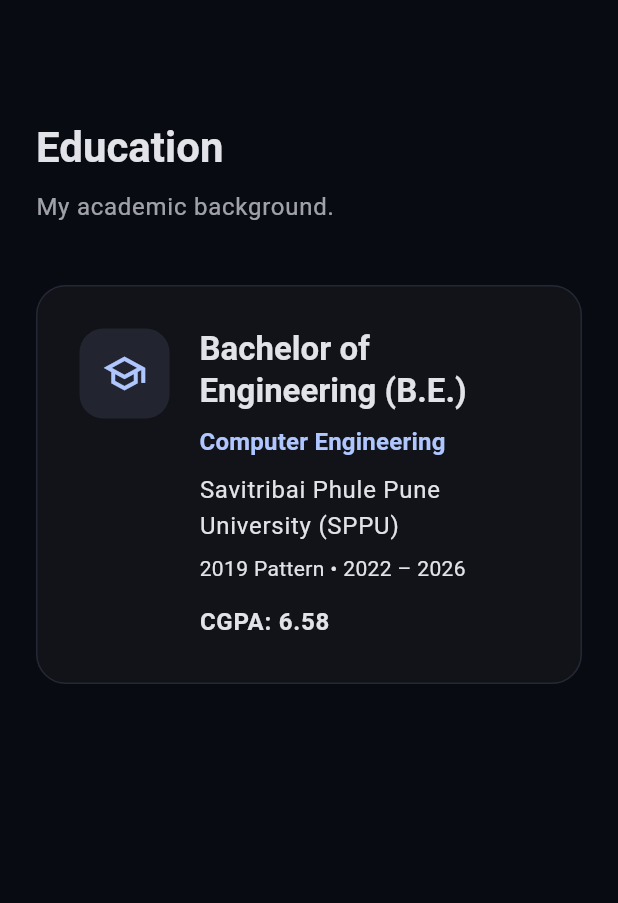
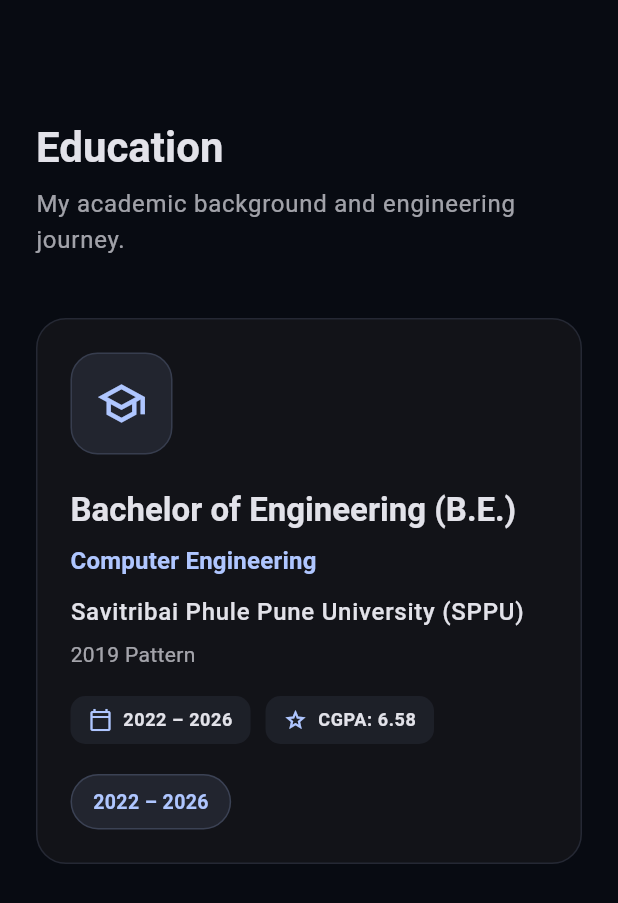
Before and after one commit to Ashish956175/flutter-java-developer-portfolio, a Flutter app: the EducationSection widget shown alone on an empty page, opened directly, on a phone screen of 412 x 824 dp. Shown: the top 903 px of the screen. Run offline on Flutter 3.47's test engine with Material 3 defaults, Android fonts, the phone set to English and light mode, and no system bars.

Commit message:
feat: redesign education section

```diff
--- a/lib/sections/education_section.dart
+++ b/lib/sections/education_section.dart
@@ -14,7 +14,9 @@
       ),
       child: Center(
         child: ConstrainedBox(
-          constraints: const BoxConstraints(maxWidth: 1100),
+          constraints: const BoxConstraints(
+            maxWidth: 1100,
+          ),
           child: Column(
             crossAxisAlignment: CrossAxisAlignment.start,
             children: [
@@ -25,11 +27,12 @@
                 ),
               ),
 
-              const SizedBox(height: 10),
+              const SizedBox(height: 8),
 
               Text(
-                'My academic background.',
+                'My academic background and engineering journey.',
                 style: theme.textTheme.bodyLarge?.copyWith(
+                  height: 1.5,
                   color: theme.textTheme.bodyMedium?.color?.withValues(
                     alpha: 0.7,
                   ),
@@ -38,47 +41,154 @@
 
               const SizedBox(height: 40),
 
-              Container(
+              LayoutBuilder(
+                builder: (context, constraints) {
+                  final isMobile = constraints.maxWidth < 700;
+
+                  return _EducationCard(
+                    isMobile: isMobile,
+                  );
+                },
+              ),
+            ],
+          ),
+        ),
+      ),
+    );
+  }
+}
+
+class _EducationCard extends StatefulWidget {
+  final bool isMobile;
+
+  const _EducationCard({
+    required this.isMobile,
+  });
+
+  @override
+  State<_EducationCard> createState() => _EducationCardState();
+}
+
+class _EducationCardState extends State<_EducationCard> {
+  bool isHovered = false;
+
+  @override
+  Widget build(BuildContext context) {
+    final theme = Theme.of(context);
+    final primary = theme.colorScheme.primary;
+
+    return MouseRegion(
+      cursor: SystemMouseCursors.basic,
+      onEnter: (_) {
+        setState(() {
+          isHovered = true;
+        });
+      },
+      onExit: (_) {
+        setState(() {
+          isHovered = false;
+        });
+      },
+      child: AnimatedContainer(
+        duration: const Duration(milliseconds: 200),
+        curve: Curves.easeOut,
+        transform: Matrix4.translationValues(
+          0,
+          isHovered ? -5 : 0,
+          0,
+        ),
         width: double.infinity,
-                padding: const EdgeInsets.all(28),
+        padding: EdgeInsets.all(
+          widget.isMobile ? 22 : 30,
+        ),
         decoration: BoxDecoration(
           color: theme.cardColor,
           borderRadius: BorderRadius.circular(20),
           border: Border.all(
-                    color: theme.colorScheme.primary.withValues(
-                      alpha: 0.12,
+            color: isHovered
+                ? primary.withValues(alpha: 0.35)
+                : primary.withValues(alpha: 0.12),
           ),
+          boxShadow: isHovered
+              ? [
+            BoxShadow(
+              color: primary.withValues(alpha: 0.08),
+              blurRadius: 20,
+              offset: const Offset(0, 8),
             ),
+          ]
+              : [],
         ),
+        child: widget.isMobile
+            ? _mobileContent(context)
+            : _desktopContent(context),
+      ),
+    );
+  }
+
+  Widget _desktopContent(BuildContext context) {
+    final primary = Theme.of(context).colorScheme.primary;
+
+    return Row(
+      crossAxisAlignment: CrossAxisAlignment.start,
+      children: [
+        const _EducationIcon(),
+
+        const SizedBox(width: 22),
+
+        Expanded(
           child: Row(
             crossAxisAlignment: CrossAxisAlignment.start,
             children: [
-                    Container(
-                      height: 60,
-                      width: 60,
-                      decoration: BoxDecoration(
-                        color: theme.colorScheme.primary.withValues(
-                          alpha: 0.10,
-                        ),
-                        borderRadius: BorderRadius.circular(16),
-                      ),
-                      child: Icon(
-                        Icons.school_outlined,
-                        color: theme.colorScheme.primary,
-                        size: 30,
-                      ),
+              Expanded(
+                child: _educationDetails(context),
               ),
 
               const SizedBox(width: 20),
 
-                    Expanded(
-                      child: Column(
+              _EducationBadge(
+                text: '2022 – 2026',
+                color: primary,
+              ),
+            ],
+          ),
+        ),
+      ],
+    );
+  }
+
+  Widget _mobileContent(BuildContext context) {
+    return Column(
+      crossAxisAlignment: CrossAxisAlignment.start,
+      children: [
+        const _EducationIcon(),
+
+        const SizedBox(height: 22),
+
+        _educationDetails(context),
+
+        const SizedBox(height: 20),
+
+        _EducationBadge(
+          text: '2022 – 2026',
+          color: Theme.of(context).colorScheme.primary,
+        ),
+      ],
+    );
+  }
+
+  Widget _educationDetails(BuildContext context) {
+    final theme = Theme.of(context);
+    final primary = theme.colorScheme.primary;
+
+    return Column(
       crossAxisAlignment: CrossAxisAlignment.start,
       children: [
         Text(
           'Bachelor of Engineering (B.E.)',
           style: theme.textTheme.titleLarge?.copyWith(
             fontWeight: FontWeight.bold,
+            height: 1.3,
           ),
         ),
 
@@ -87,43 +197,155 @@
         Text(
           'Computer Engineering',
           style: theme.textTheme.titleMedium?.copyWith(
-                              color: theme.colorScheme.primary,
+            color: primary,
             fontWeight: FontWeight.w600,
           ),
         ),
 
-                          const SizedBox(height: 8),
+        const SizedBox(height: 10),
 
         Text(
           'Savitribai Phule Pune University (SPPU)',
-                            style: theme.textTheme.bodyLarge,
+          style: theme.textTheme.bodyLarge?.copyWith(
+            fontWeight: FontWeight.w500,
+          ),
         ),
 
         const SizedBox(height: 6),
 
         Text(
-                            '2019 Pattern • 2022 – 2026',
-                            style: theme.textTheme.bodyMedium,
+          '2019 Pattern',
+          style: theme.textTheme.bodyMedium?.copyWith(
+            color: theme.textTheme.bodyMedium?.color?.withValues(
+              alpha: 0.70,
+            ),
+          ),
         ),
 
-                          const SizedBox(height: 14),
+        const SizedBox(height: 18),
+
+        Wrap(
+          spacing: 10,
+          runSpacing: 10,
+          children: [
+            _InfoChip(
+              icon: Icons.calendar_today_outlined,
+              text: '2022 – 2026',
+            ),
+            _InfoChip(
+              icon: Icons.grade_outlined,
+              text: 'CGPA: 6.58',
+            ),
+          ],
+        ),
+      ],
+    );
+  }
+}
+
+class _EducationIcon extends StatelessWidget {
+  const _EducationIcon();
+
+  @override
+  Widget build(BuildContext context) {
+    final primary = Theme.of(context).colorScheme.primary;
+
+    return Container(
+      width: 68,
+      height: 68,
+      decoration: BoxDecoration(
+        color: primary.withValues(alpha: 0.10),
+        borderRadius: BorderRadius.circular(18),
+        border: Border.all(
+          color: primary.withValues(alpha: 0.15),
+        ),
+      ),
+      child: Icon(
+        Icons.school_outlined,
+        size: 34,
+        color: primary,
+      ),
+    );
+  }
+}
+
+class _EducationBadge extends StatelessWidget {
+  final String text;
+  final Color color;
+
+  const _EducationBadge({
+    required this.text,
+    required this.color,
+  });
+
+  @override
+  Widget build(BuildContext context) {
+    return Container(
+      padding: const EdgeInsets.symmetric(
+        horizontal: 14,
+        vertical: 8,
+      ),
+      decoration: BoxDecoration(
+        color: color.withValues(alpha: 0.10),
+        borderRadius: BorderRadius.circular(20),
+        border: Border.all(
+          color: color.withValues(alpha: 0.18),
+        ),
+      ),
+      child: Text(
+        text,
+        style: TextStyle(
+          color: color,
+          fontSize: 13,
+          fontWeight: FontWeight.w600,
+        ),
+      ),
+    );
+  }
+}
+
+class _InfoChip extends StatelessWidget {
+  final IconData icon;
+  final String text;
+
+  const _InfoChip({
+    required this.icon,
+    required this.text,
+  });
+
+  @override
+  Widget build(BuildContext context) {
+    final theme = Theme.of(context);
+    final primary = theme.colorScheme.primary;
+
+    return Container(
+      padding: const EdgeInsets.symmetric(
+        horizontal: 12,
+        vertical: 8,
+      ),
+      decoration: BoxDecoration(
+        color: primary.withValues(alpha: 0.07),
+        borderRadius: BorderRadius.circular(10),
+      ),
+      child: Row(
+        mainAxisSize: MainAxisSize.min,
+        children: [
+          Icon(
+            icon,
+            size: 16,
+            color: primary,
+          ),
+
+          const SizedBox(width: 7),
 
           Text(
-                            'CGPA: 6.58',
-                            style: theme.textTheme.bodyLarge?.copyWith(
+            text,
+            style: theme.textTheme.bodySmall?.copyWith(
               fontWeight: FontWeight.w600,
             ),
           ),
         ],
       ),
-                    ),
-                  ],
-                ),
-              ),
-            ],
-          ),
-        ),
-      ),
     );
   }
 }
```
Lines whose indentation alone changed are shown as unchanged.
